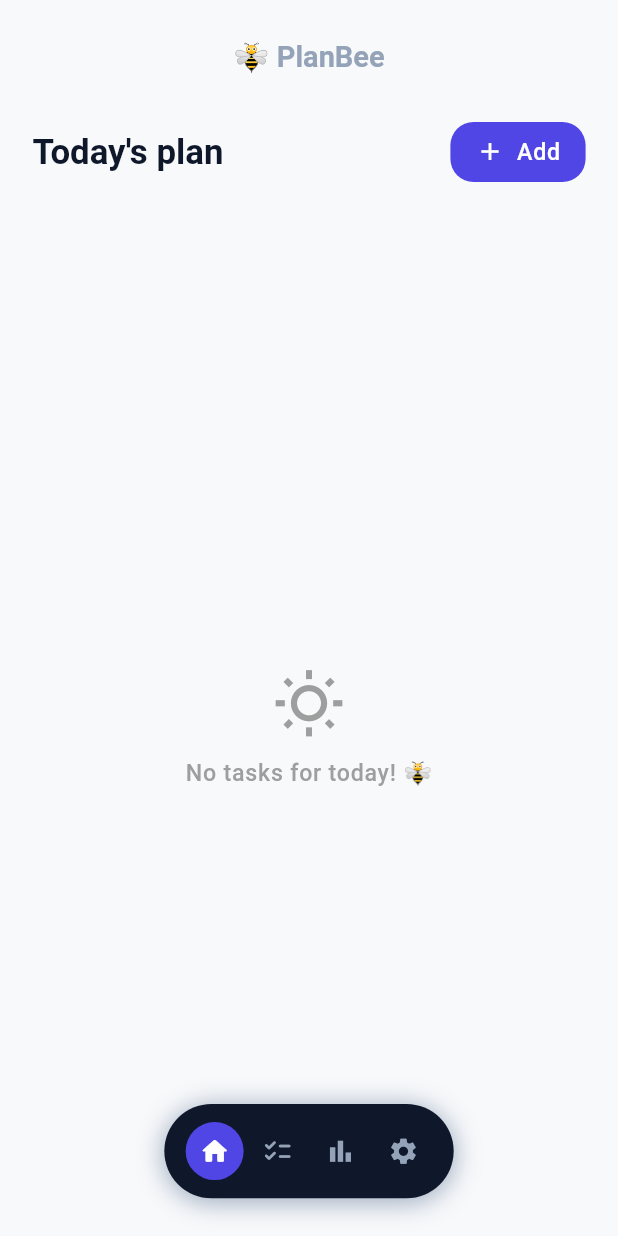
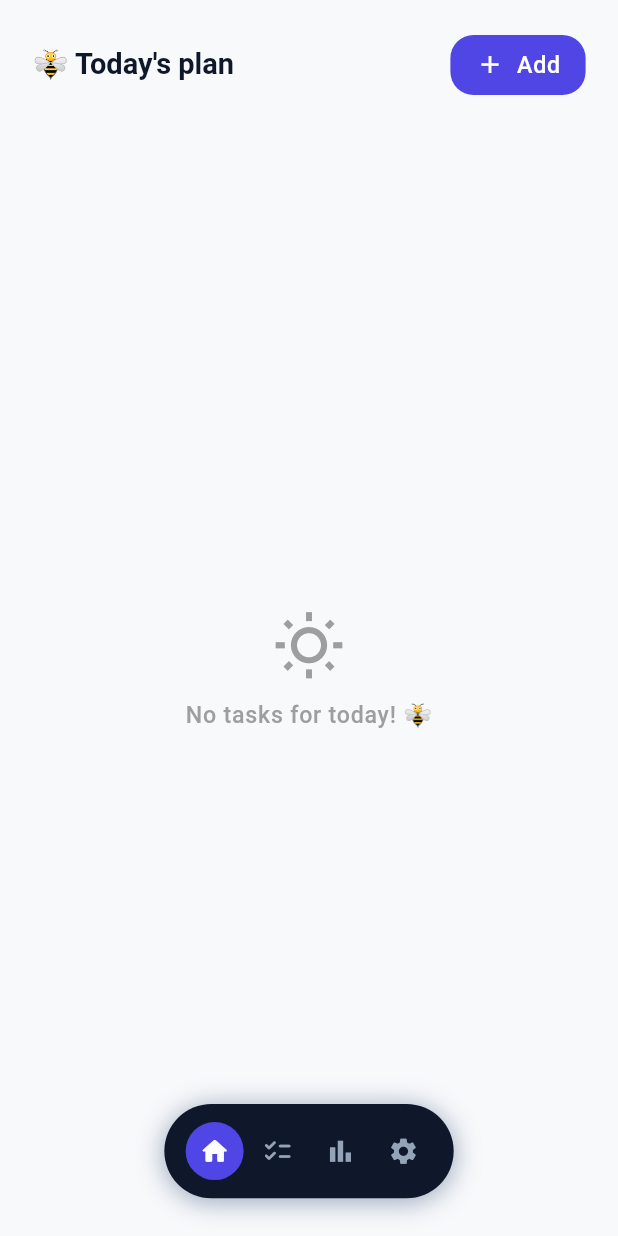
Before and after one commit to jjuulliiaas/PlanBee, a Flutter app: the screen it shows after launch, on a phone screen of 412 x 824 dp. Run offline on Flutter 3.47's test engine with Material 3 defaults, Android fonts, the phone set to English and light mode, and no system bars; our stand-ins replace flutter_screenutil, sqflite, table_calendar; accounts and stored records are empty; Roboto replaces fonts that are missing (Manrope).

Commit message:
Refactor some paddings and fix text displaying

```diff
--- a/lib/screens/home/body.dart
+++ b/lib/screens/home/body.dart
@@ -36,8 +36,9 @@ class HomeBody extends StatelessWidget {
           task.deadline.day == now.day;
     }).toList();
 
-    return Padding(
-      padding: AppPadding.horizontalOnly(context),
+    return SafeArea(
+        child: Padding(
+          padding: AppPadding.screen(context),
           child: Column(
             mainAxisAlignment: MainAxisAlignment.start,
             children: [
@@ -45,8 +46,8 @@ class HomeBody extends StatelessWidget {
                 mainAxisAlignment: MainAxisAlignment.spaceBetween,
                 children: [
                   Text(
-                'Today\'s plan',
-                style: textTheme.headlineMedium,
+                    '🐝 Today\'s plan',
+                    style: textTheme.headlineSmall,
                   ),
                   ElevatedButton.icon(
                     onPressed: () => controller.navigateToCreateTask(context, AppRoutes.create),
@@ -83,7 +84,10 @@ class HomeBody extends StatelessWidget {
               ),
             ],
           ),
+        )
     );
+
+
   }
 
   Widget _buildEmptyState(TextTheme textTheme) {
--- a/lib/screens/home/screen.dart
+++ b/lib/screens/home/screen.dart
@@ -12,15 +12,8 @@ class HomeScreen extends StatefulWidget {
 class _HomeScreenState extends State<HomeScreen> {
   @override
   Widget build(BuildContext context) {
-    final theme = Theme.of(context);
-    final colorScheme = theme.colorScheme;
-    final textScheme = theme.textTheme;
 
     return Scaffold(
-      appBar: AppBar(
-        title: const Text('🐝 PlanBee'),
-        titleTextStyle: textScheme.headlineSmall?.copyWith(color: colorScheme.outline),
-        ),
       body: Stack(
         children: [
           HomeBody(),
--- a/lib/screens/task_details/body.dart
+++ b/lib/screens/task_details/body.dart
@@ -94,8 +94,10 @@ class TaskDetailsBody extends StatelessWidget {
 
                     Row(
                       mainAxisAlignment: MainAxisAlignment.spaceBetween,
+                      crossAxisAlignment: CrossAxisAlignment.start,
                       children: [
-                        Column(
+                        Expanded(
+                          child: Column(
                             crossAxisAlignment: CrossAxisAlignment.start,
                             children: [
                               const PropertyName(title: 'Category'),
@@ -106,6 +108,8 @@ class TaskDetailsBody extends StatelessWidget {
                               ),
                             ],
                           ),
+                        ),
+                        widthSpacer,
                         Column(
                           crossAxisAlignment: CrossAxisAlignment.start,
                           children: [
```
Also changed, not shown: lib/screens/create_edit_task/components/details_card.dart (+35 -28 lines), lib/screens/home/components/task_card/task_card.dart (+12 -3 lines), lib/widgets/detail_name.dart (+8 -5 lines), lib/widgets/picked_chip.dart (+9 -1 lines). Lines whose indentation alone changed are shown as unchanged.
